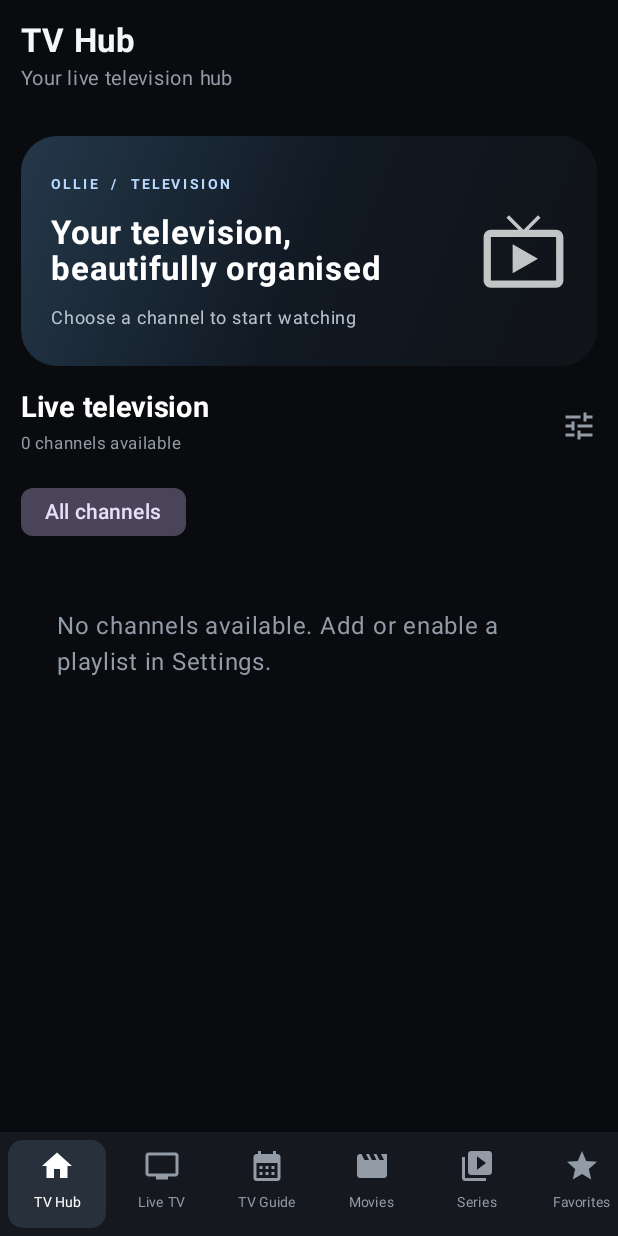
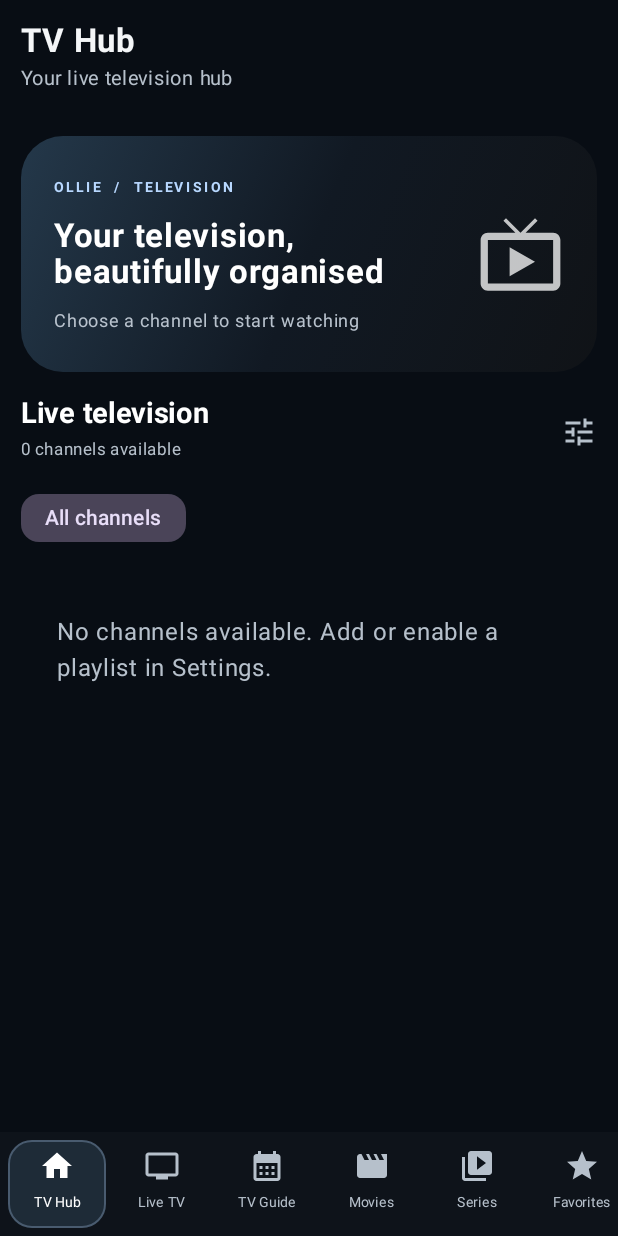
Before and after one commit to arekgrabka90/OllieTV, an Android app built with Jetpack Compose: the screen it shows after launch (MainActivity), on a phone screen of 412 x 824 dp. Run offline under Robolectric (Android 15) with nearby library versions, the phone set to English and light mode, and no system bars; our stand-ins replace Room's generated code; pictures from the network do not load; 1 statement that could not run was skipped.

Commit message:
feat(ui): implement global Glass UI design system

```diff
--- a/app/src/main/java/com/ollie/iptv/MainActivity.kt
+++ b/app/src/main/java/com/ollie/iptv/MainActivity.kt
@@ -84,7 +84,13 @@ class MainActivity : ComponentActivity() {
             ExistingPeriodicWorkPolicy.KEEP,
             refreshRequest
         )
-        setContent { OllieApp() }
+        setContent {
+            com.ollie.iptv.ui.theme.OllieMaterialTheme {
+                Surface(modifier = Modifier.fillMaxSize(), color = Ink) {
+                    OllieApp()
+                }
+            }
+        }
     }
 }
 
--- a/app/src/main/java/com/ollie/iptv/navigation/OllieNavigationItem.kt
+++ b/app/src/main/java/com/ollie/iptv/navigation/OllieNavigationItem.kt
@@ -1,5 +1,6 @@
 package com.ollie.iptv.navigation
 
+import androidx.compose.foundation.BorderStroke
 import androidx.compose.foundation.layout.*
 import androidx.compose.foundation.shape.RoundedCornerShape
 import androidx.compose.material.icons.Icons
@@ -38,11 +39,16 @@ fun OllieNavigationItem(
     Surface(
         onClick = onClick,
         color = when {
-            selected -> Color(0xFF28313B)
-            focused -> Color(0xFF202832)
+            selected -> Color(0xD9212F3D)
+            focused -> Color(0xC91D2935)
             else -> Color.Transparent
         },
-        shape = RoundedCornerShape(10.dp),
+        border = when {
+            selected -> BorderStroke(1.dp, Color(0xFFB8D8FF).copy(alpha = .28f))
+            focused -> BorderStroke(1.dp, Color(0xFFB8D8FF).copy(alpha = .42f))
+            else -> null
+        },
+        shape = RoundedCornerShape(16.dp),
         modifier = (if (bottom) Modifier.width(68.dp).padding(horizontal = 1.dp)
             else if (compact) Modifier.width(64.dp).padding(vertical = 3.dp)
             else Modifier.fillMaxWidth().padding(vertical = 3.dp))
--- a/app/src/main/java/com/ollie/iptv/player/ui/OllieMiniPlayer.kt
+++ b/app/src/main/java/com/ollie/iptv/player/ui/OllieMiniPlayer.kt
@@ -24,7 +24,7 @@ fun OllieMiniPlayer(player:ExoPlayer,stream:StreamEntity,onExpand:()->Unit,onClo
     val view=remember(player){mutableStateOf<PlayerView?>(null)}
     LaunchedEffect(player){while(true){playing=player.isPlaying;delay(450)}}
     DisposableEffect(player){onDispose{view.value?.player=null}}
-    Surface(onClick=onExpand,modifier=Modifier.fillMaxWidth().padding(top=10.dp),color=Color(0xE9161D26),shape=RoundedCornerShape(20.dp),border=BorderStroke(1.dp,Color.White.copy(alpha=.13f)),shadowElevation=14.dp){
+    Surface(onClick=onExpand,modifier=Modifier.fillMaxWidth().padding(top=10.dp),color=Color(0xE610151D),shape=RoundedCornerShape(24.dp),border=BorderStroke(1.dp,Color.White.copy(alpha=.15f)),shadowElevation=18.dp){
         Row(Modifier.fillMaxWidth().padding(9.dp),verticalAlignment=Alignment.CenterVertically,horizontalArrangement=Arrangement.spacedBy(8.dp)){
             AndroidView(factory={ctx->PlayerView(ctx).apply{useController=false;this.player=player;resizeMode=androidx.media3.ui.AspectRatioFrameLayout.RESIZE_MODE_FIT;setShowBuffering(PlayerView.SHOW_BUFFERING_WHEN_PLAYING);view.value=this}},update={it.player=player;view.value=it},modifier=Modifier.width(110.dp).height(64.dp))
             Column(Modifier.weight(1f)){Text("NOW PLAYING",color=Color(0xFFB8D8FF),fontSize=8.sp,letterSpacing=1.2.sp);Text(stream.name,color=Color.White,fontSize=12.sp,maxLines=1);Text(stream.category,color=Muted,fontSize=10.sp,maxLines=1)}
--- a/app/src/main/java/com/ollie/iptv/ui/VodDetailsScreen.kt
+++ b/app/src/main/java/com/ollie/iptv/ui/VodDetailsScreen.kt
@@ -31,7 +31,7 @@ fun VodDetailsScreen(stream:StreamEntity,details:VodDetails?,loading:Boolean,err
             }
             else->Column(Modifier.fillMaxSize().verticalScroll(rememberScrollState()),verticalArrangement=Arrangement.spacedBy(14.dp)){
                 Row(Modifier.fillMaxWidth().padding(horizontal=14.dp),horizontalArrangement=Arrangement.spacedBy(16.dp),verticalAlignment=Alignment.Top){
-                    AsyncImage(model=details.posterUrl.ifBlank{stream.logo}.takeIf{it.isNotBlank()},contentDescription="${stream.name} poster",contentScale=ContentScale.Crop,modifier=Modifier.weight(.42f).widthIn(max=150.dp).aspectRatio(2f/3f).clip(RoundedCornerShape(12.dp)).background(Panel))
+                    AsyncImage(model=details.posterUrl.ifBlank{stream.logo}.takeIf{it.isNotBlank()},contentDescription="${stream.name} poster",contentScale=ContentScale.Crop,modifier=Modifier.weight(.42f).widthIn(max=150.dp).aspectRatio(2f/3f).clip(RoundedCornerShape(18.dp)).background(Panel))
                     Column(Modifier.weight(.58f),verticalArrangement=Arrangement.spacedBy(8.dp)){
                         Text(details.title.ifBlank{stream.name},style=MaterialTheme.typography.headlineSmall)
                         if(details.releaseDate.isNotBlank())Text(details.releaseDate,color=Muted)
@@ -49,7 +49,7 @@ fun VodDetailsScreen(stream:StreamEntity,details:VodDetails?,loading:Boolean,err
                     Text("Episodes",Modifier.padding(horizontal=14.dp),style=MaterialTheme.typography.titleLarge)
                     if(details.episodes.isEmpty())Text("No episodes returned by provider.",Modifier.padding(horizontal=14.dp),color=Muted)
                     details.episodes.forEach { ep ->
-                        Surface(onClick={onPlayEpisode(ep)},color=Panel,shape=RoundedCornerShape(9.dp),modifier=Modifier.fillMaxWidth().padding(horizontal=14.dp)){
+                        Surface(onClick={onPlayEpisode(ep)},color=Panel,shape=RoundedCornerShape(16.dp),modifier=Modifier.fillMaxWidth().padding(horizontal=14.dp)){
                             Row(Modifier.padding(horizontal=12.dp,vertical=if(compactRows)8.dp else 13.dp),verticalAlignment=Alignment.CenterVertically){
                                 Column(Modifier.weight(1f)){Text(ep.name);Text(ep.category,color=Muted,style=MaterialTheme.typography.bodySmall)}
                                 Icon(Icons.Default.PlayArrow,null)
--- a/app/src/main/java/com/ollie/iptv/ui/home/TVHubScreen.kt
+++ b/app/src/main/java/com/ollie/iptv/ui/home/TVHubScreen.kt
@@ -31,7 +31,7 @@ fun TVHubScreen(channels:List<StreamEntity>,recentChannels:List<StreamEntity>,fa
     }
     LazyColumn(Modifier.fillMaxSize(),verticalArrangement=Arrangement.spacedBy(16.dp),contentPadding=PaddingValues(bottom=14.dp)) {
         item {
-            Row(Modifier.fillMaxWidth().heightIn(min=145.dp).background(Brush.linearGradient(listOf(Color(0xFF24384A),Color(0xFF111923),Color(0xFF101317))),RoundedCornerShape(24.dp)).padding(20.dp),verticalAlignment=Alignment.CenterVertically,horizontalArrangement=Arrangement.spacedBy(16.dp)) {
+            Row(Modifier.fillMaxWidth().heightIn(min=145.dp).background(Brush.linearGradient(listOf(Color(0xFF24384A),Color(0xFF111923),Color(0xFF101317))),RoundedCornerShape(28.dp)).padding(22.dp),verticalAlignment=Alignment.CenterVertically,horizontalArrangement=Arrangement.spacedBy(16.dp)) {
                 Column(Modifier.weight(1f),verticalArrangement=Arrangement.spacedBy(7.dp)) {
                     Text("OLLIE  /  TELEVISION",color=Color(0xFFB8D8FF),fontSize=9.sp,fontWeight=FontWeight.Bold,letterSpacing=2.sp)
                     Text(selectedChannel?.name?:"Your television, beautifully organised",color=Color.White,fontSize=22.sp,fontWeight=FontWeight.Bold,maxLines=2,overflow=TextOverflow.Ellipsis)
@@ -53,7 +53,7 @@ fun TVHubScreen(channels:List<StreamEntity>,recentChannels:List<StreamEntity>,fa
         }
         if(channels.isEmpty()) item{Text("No channels available. Add or enable a playlist in Settings.",Modifier.padding(24.dp),color=Muted)}
         else items(channels,key={it.id}){ch->
-            Surface(onClick={onChannelClick(ch)},color=if(selectedChannel?.id==ch.id)Color(0xFF26394B)else Panel,shape=RoundedCornerShape(15.dp),border=BorderStroke(1.dp,if(selectedChannel?.id==ch.id)Color(0xFFB8D8FF).copy(alpha=.35f)else Color.White.copy(alpha=.04f)),modifier=Modifier.fillMaxWidth()){
+            Surface(onClick={onChannelClick(ch)},color=if(selectedChannel?.id==ch.id)Color(0xFF26394B)else Panel,shape=RoundedCornerShape(19.dp),border=BorderStroke(1.dp,if(selectedChannel?.id==ch.id)Color(0xFFB8D8FF).copy(alpha=.42f)else Color.White.copy(alpha=.08f)),modifier=Modifier.fillMaxWidth()){
                 Row(Modifier.padding(13.dp),verticalAlignment=Alignment.CenterVertically){
                     Box(Modifier.size(43.dp).clip(RoundedCornerShape(10.dp)).background(Color(0xFF252D36)),contentAlignment=Alignment.Center){if(ch.logo.isNotBlank())AsyncImage(ch.logo,ch.name,contentScale=ContentScale.Fit,modifier=Modifier.fillMaxSize().padding(5.dp))else Icon(Icons.Default.Tv,null,tint=Muted)}
                     Spacer(Modifier.width(12.dp));Column(Modifier.weight(1f)){Text(ch.name,color=Color.White,fontWeight=FontWeight.SemiBold,maxLines=1,overflow=TextOverflow.Ellipsis);Text(ch.category,color=Muted,fontSize=11.sp,maxLines=1)}
@@ -65,7 +65,7 @@ fun TVHubScreen(channels:List<StreamEntity>,recentChannels:List<StreamEntity>,fa
 }
 @Composable private fun Rail(title:String,channels:List<StreamEntity>,selected:String?,click:(StreamEntity)->Unit){
     Column(verticalArrangement=Arrangement.spacedBy(9.dp)){Text(title,color=Color.White,fontSize=17.sp,fontWeight=FontWeight.Bold);LazyRow(horizontalArrangement=Arrangement.spacedBy(9.dp)){items(channels,key={it.id}){ch->
-        Surface(onClick={click(ch)},color=if(selected==ch.id)Color(0xFF26394B)else Panel,shape=RoundedCornerShape(13.dp),modifier=Modifier.width(164.dp)){
+        Surface(onClick={click(ch)},color=if(selected==ch.id)Color(0xFF26394B)else Panel,shape=RoundedCornerShape(17.dp),border=BorderStroke(1.dp,Color.White.copy(alpha=.07f)),modifier=Modifier.width(164.dp)){
             Row(Modifier.padding(10.dp),verticalAlignment=Alignment.CenterVertically){Box(Modifier.size(34.dp).background(Color(0xFF252D36),RoundedCornerShape(8.dp)),contentAlignment=Alignment.Center){if(ch.logo.isNotBlank())AsyncImage(ch.logo,null,contentScale=ContentScale.Fit,modifier=Modifier.fillMaxSize().padding(4.dp))else Icon(Icons.Default.Tv,null,tint=Muted)};Spacer(Modifier.width(8.dp));Text(ch.name,color=Color.White,fontSize=11.sp,maxLines=2,overflow=TextOverflow.Ellipsis)}
         }
     }}}
--- a/app/src/main/java/com/ollie/iptv/ui/theme/OllieColors.kt
+++ b/app/src/main/java/com/ollie/iptv/ui/theme/OllieColors.kt
@@ -2,6 +2,16 @@ package com.ollie.iptv.ui.theme
 
 import androidx.compose.ui.graphics.Color
 
-val Ink = Color(0xFF090B0E)
-val Panel = Color(0xFF15191F)
-val Muted = Color(0xFF929BA6)
+// Shared palette aligned with the OlliePlayer glass HUD.
+val Ink = Color(0xFF080D14)
+val Panel = Color(0xC910151D)
+val Muted = Color(0xFFB6C0CB)
+val OllieAccent = Color(0xFFB8D8FF)
+val OllieAccentInk = Color(0xFF0A111A)
+val OllieGlass = Color(0xC910151D)
+val OllieGlassStrong = Color(0xE610151D)
+val OllieGlassLine = Color.White.copy(alpha = 0.13f)
+val OllieTextPrimary = Color(0xFFF7F9FC)
+val OllieTextSecondary = Color(0xFFB6C0CB)
+val OllieLiveRed = Color(0xFFFF5D68)
+val OllieFocus = Color(0xFFB8D8FF)
--- /dev/null
+++ b/app/src/main/java/com/ollie/iptv/ui/theme/OllieDesignSystem.kt
@@ -0,0 +1,69 @@
+package com.ollie.iptv.ui.theme
+
+import androidx.compose.foundation.BorderStroke
+import androidx.compose.foundation.layout.Column
+import androidx.compose.foundation.layout.ColumnScope
+import androidx.compose.foundation.layout.PaddingValues
+import androidx.compose.foundation.layout.fillMaxWidth
+import androidx.compose.foundation.layout.padding
+import androidx.compose.foundation.shape.RoundedCornerShape
+import androidx.compose.material3.MaterialTheme
+import androidx.compose.material3.Shapes
+import androidx.compose.material3.Surface
+import androidx.compose.material3.darkColorScheme
+import androidx.compose.runtime.Composable
+import androidx.compose.ui.Modifier
+import androidx.compose.ui.graphics.Color
+import androidx.compose.ui.unit.dp
+
+@Composable
+fun OllieMaterialTheme(content: @Composable () -> Unit) {
+    MaterialTheme(
+        colorScheme = darkColorScheme(
+            primary = OllieAccent,
+            onPrimary = OllieAccentInk,
+            primaryContainer = Color(0xFF26394B),
+            onPrimaryContainer = OllieTextPrimary,
+            secondary = OllieAccent,
+            onSecondary = OllieAccentInk,
+            secondaryContainer = Color(0xFF202D3A),
+            onSecondaryContainer = OllieTextPrimary,
+            background = Ink,
+            onBackground = OllieTextPrimary,
+            surface = Color(0xFF10151D),
+            onSurface = OllieTextPrimary,
+            surfaceVariant = Color(0xFF1A222C),
+            onSurfaceVariant = OllieTextSecondary,
+            outline = OllieGlassLine,
+            outlineVariant = Color.White.copy(alpha = 0.07f),
+            error = OllieLiveRed,
+            onError = Color(0xFF24080C)
+        ),
+        shapes = Shapes(
+            extraSmall = RoundedCornerShape(8.dp),
+            small = RoundedCornerShape(12.dp),
+            medium = RoundedCornerShape(18.dp),
+            large = RoundedCornerShape(24.dp),
+            extraLarge = RoundedCornerShape(28.dp)
+        ),
+        content = content
+    )
+}
+
+@Composable
+fun OllieGlassPanel(
+    modifier: Modifier = Modifier,
+    selected: Boolean = false,
+    contentPadding: PaddingValues = PaddingValues(14.dp),
+    content: @Composable ColumnScope.() -> Unit
+) {
+    Surface(
+        modifier = modifier.fillMaxWidth(),
+        color = if (selected) Color(0xE626394B) else OllieGlass,
+        shape = RoundedCornerShape(22.dp),
+        border = BorderStroke(1.dp, if (selected) OllieAccent.copy(alpha = 0.38f) else OllieGlassLine),
+        shadowElevation = if (selected) 14.dp else 9.dp
+    ) {
+        Column(Modifier.padding(contentPadding), content = content)
+    }
+}
```
Also changed, not shown: app/src/main/java/com/ollie/iptv/ui/SettingsScreen.kt (+9 -4 lines), app/src/main/java/com/ollie/iptv/ui/live/LiveTvScreen.kt (+12 -5 lines).
